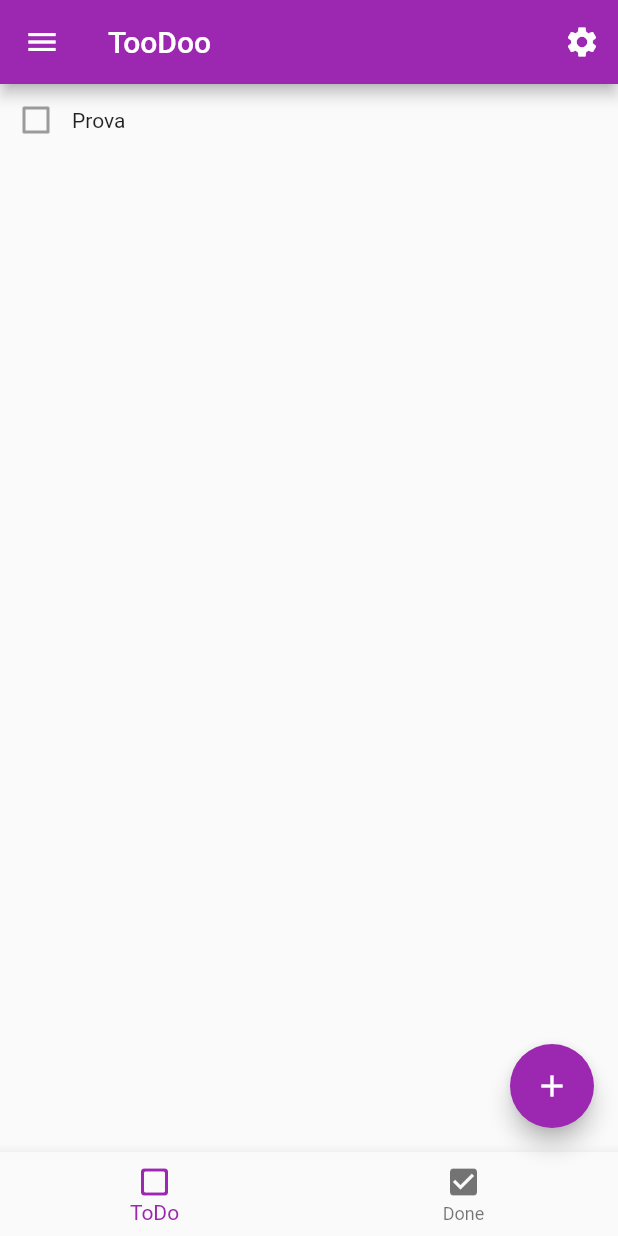
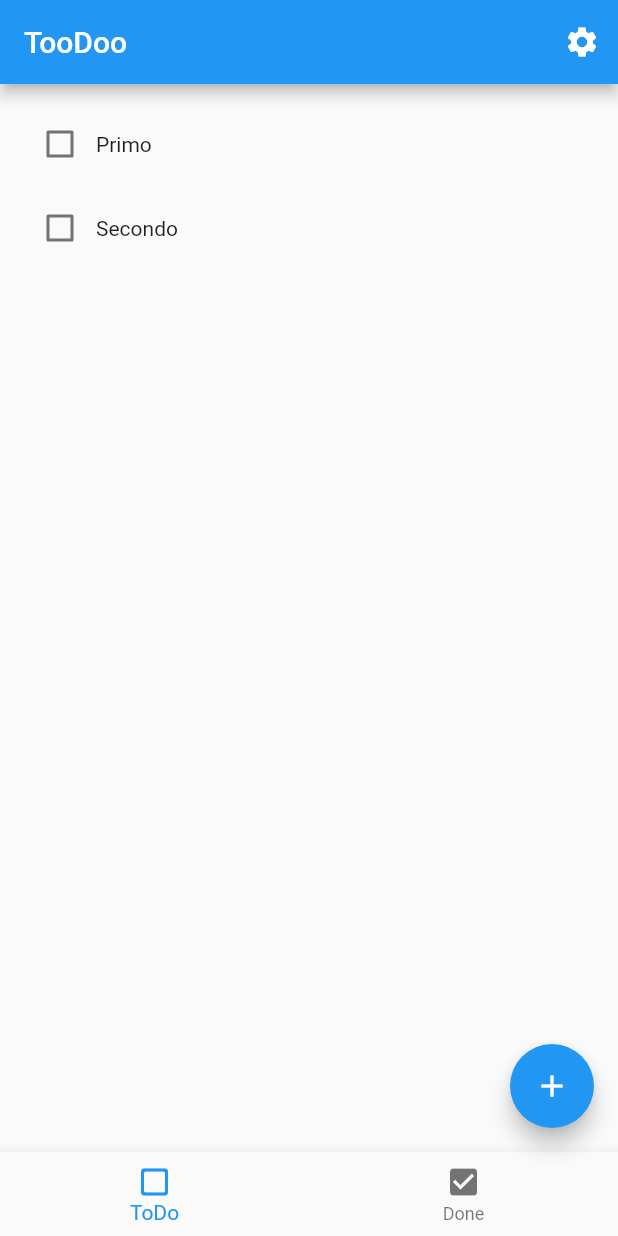
Before and after one commit to fabioolivero/TooDoo, a Flutter app: the screen it shows after launch, after a tap on the "settings" icon, on a phone screen of 412 x 824 dp. Run offline on Flutter 3.47's test engine with Material 2 defaults, Android fonts, the phone set to English and light mode, and no system bars.

Commit message:
Added working provider to manage Todo List

```diff
--- /dev/null
+++ b/sampleProjk/lib/home_page.dart
@@ -0,0 +1,46 @@
+import 'package:flutter/material.dart';
+import 'package:sampleProjk/widget/add_todo_dialog_widget.dart';
+import 'package:sampleProjk/widget/todo_list_widget.dart';
+
+class HomePage extends StatefulWidget {
+  _HomeState createState() => _HomeState();
+}
+
+class _HomeState extends State<HomePage> {
+  int _selectedIndex = 0;
+
+  void _onItemTapped(int index) {
+    setState(() {
+      _selectedIndex = index;
+      print("Indice tab $index");
+    });
+  }
+
+  @override
+  Widget build(BuildContext context) {
+    final tabs = [
+      TodoListWidget(),
+      Container(),
+    ];
+
+    return Scaffold(
+      appBar: AppBar(title: Text("TooDoo"), actions: <Widget>[
+        IconButton(icon: Icon(Icons.settings), onPressed: () => {})
+      ]),
+      body: tabs[_selectedIndex],
+      floatingActionButton: FloatingActionButton(
+        onPressed: () => showDialog(
+          context: context,
+          child: AddTodoDialogWidget(),
+          barrierDismissible: true,
+        ),
+        child: Icon(Icons.add),
+      ),
+      bottomNavigationBar: BottomNavigationBar(items: [
+        BottomNavigationBarItem(
+            icon: Icon(Icons.check_box_outline_blank_rounded), label: "ToDo"),
+        BottomNavigationBarItem(icon: Icon(Icons.check_box), label: "Done"),
+      ], currentIndex: _selectedIndex, onTap: _onItemTapped),
+    );
+  }
+}
--- a/sampleProjk/lib/main.dart
+++ b/sampleProjk/lib/main.dart
@@ -1,64 +1,16 @@
 import 'package:flutter/material.dart';
-import 'package:sampleProjk/widget/add_todo_dialog_widget.dart';
-import 'package:sampleProjk/widget/todo_widget.dart';
-import 'package:sampleProjk/model/todo.dart';
+import 'package:sampleProjk/home_page.dart';
+import 'package:provider/provider.dart';
+import 'package:sampleProjk/provider/todos.dart';
 
 void main() => runApp(MyApp());
 
 class MyApp extends StatelessWidget {
   @override
-  Widget build(BuildContext context) {
-    return MaterialApp(
-      title: "Myapp",
-      theme: ThemeData(primarySwatch: Colors.purple),
-      home: HomePage(),
-    );
-  }
+  Widget build(BuildContext context) => ChangeNotifierProvider(
+        create: (context) => TodosProvider(),
+        child: MaterialApp(
+          home: HomePage(),
+        ),
+      );
 }
-
-class HomePage extends StatefulWidget {
-  _HomeState createState() => _HomeState();
-}
-
-class _HomeState extends State<HomePage> {
-  int _selectedIndex = 0;
-  final tabs = [
-    Container(child: TodoWidget(todo: Todo(title: "Prova"))),
-    Container(),
-  ];
-
-  void _onItemTapped(int index) {
-    setState(() {
-      _selectedIndex = index;
-      print("Indice tab $index");
-    });
-  }
-
-  @override
-  Widget build(BuildContext context) {
-    return Scaffold(
-      appBar: AppBar(title: Text("TooDoo"), actions: <Widget>[
-        IconButton(icon: Icon(Icons.settings), onPressed: () => {})
-      ]),
-      //body: tabs[_selectedIndex], //Definitivo
-      body:
-          Container(child: TodoWidget(todo: Todo(title: "Prova"))), //Temporaneo
-      drawer: Drawer(
-        child: Text("Menu laterale"),
-      ),
-      floatingActionButton: FloatingActionButton(
-        onPressed: () => showDialog(
-          context: context,
-          child: AddTodoDialogWidget(),
-          barrierDismissible: true,
-        ),
-        child: Icon(Icons.add),
-      ),
-      bottomNavigationBar: BottomNavigationBar(items: [
-        BottomNavigationBarItem(
-            icon: Icon(Icons.check_box_outline_blank_rounded), label: "ToDo"),
-        BottomNavigationBarItem(icon: Icon(Icons.check_box), label: "Done"),
-      ], currentIndex: _selectedIndex, onTap: _onItemTapped),
-    );
-  }
-}
--- /dev/null
+++ b/sampleProjk/lib/provider/todos.dart
@@ -0,0 +1,10 @@
+import 'package:flutter/cupertino.dart';
+import 'package:sampleProjk/model/todo.dart';
+
+class TodosProvider extends ChangeNotifier {
+  List<Todo> _todos = [
+    Todo(title: "Primo", isDone: false),
+    Todo(title: "Secondo", isDone: false),
+  ];
+  List<Todo> get todos => _todos.where((todo) => todo.isDone == false).toList();
+}
--- a/sampleProjk/lib/widget/todo_list_widget.dart
+++ b/sampleProjk/lib/widget/todo_list_widget.dart
@@ -0,0 +1,23 @@
+import 'package:flutter/material.dart';
+import 'package:provider/provider.dart';
+import 'package:sampleProjk/provider/todos.dart';
+import 'package:sampleProjk/widget/todo_widget.dart';
+
+class TodoListWidget extends StatelessWidget {
+  Widget build(BuildContext context) {
+    final provider = Provider.of<TodosProvider>(context);
+    final todos = provider.todos;
+
+    return ListView.separated(
+      itemCount: todos.length,
+      physics: BouncingScrollPhysics(),
+      padding: EdgeInsets.all(16),
+      separatorBuilder: (BuildContext context, int index) =>
+          Container(height: 8),
+      itemBuilder: (context, index) {
+        final todo = todos[index];
+        return TodoWidget(todo: todo);
+      },
+    );
+  }
+}
--- a/sampleProjk/lib/widget/todo_widget.dart
+++ b/sampleProjk/lib/widget/todo_widget.dart
@@ -14,7 +14,7 @@ class TodoWidget extends StatelessWidget {
     print("Creato nuovo todo");
     return Row(
       children: [
-        Checkbox(value: todo.isDone, onChanged: null),
+        Checkbox(value: todo.isDone, onChanged: (_) {}),
         Text(todo.title)
       ],
     );
--- a/sampleProjk/pubspec.yaml
+++ b/sampleProjk/pubspec.yaml
@@ -23,6 +23,10 @@ environment:
 dependencies:
   flutter:
     sdk: flutter
+
+
+  # state management
+  provider: ^4.3.2+2
 
 
   # The following adds the Cupertino Icons font to your application.
```
Also changed, not shown: sampleProjk/pubspec.lock.
